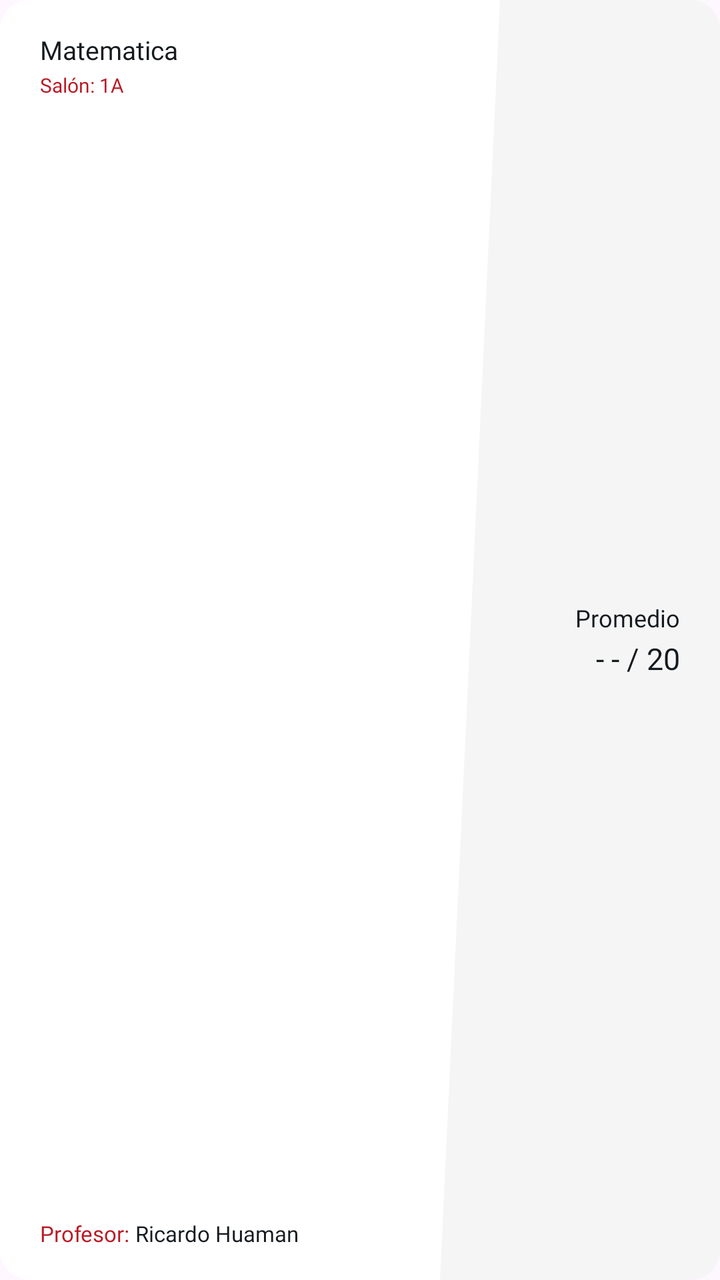
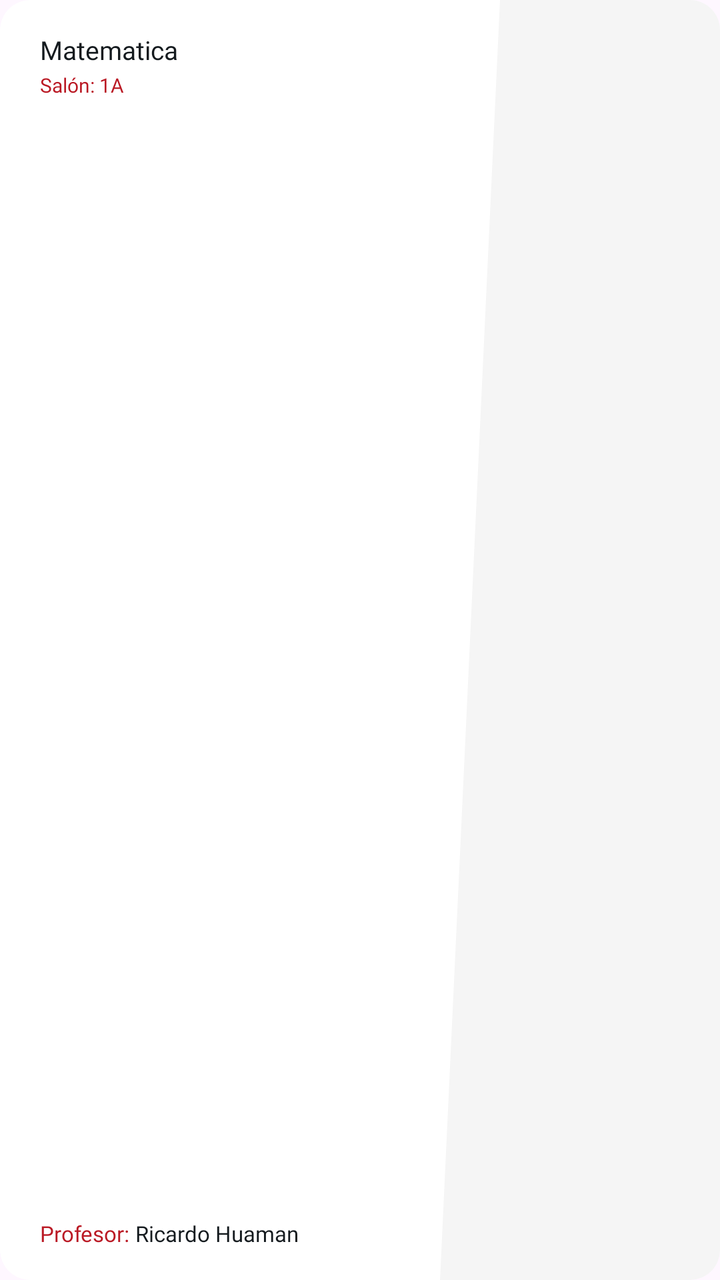

The first picture is an Android layout as it rendered before a commit; the second is the same layout after the commit. The layout source and the unified diff follow.
<!-- AndroidManifest.xml: application theme Theme.IEPeruanoSuizoAPP -->
<!-- res/layout/item_curso_card.xml -->
<?xml version="1.0" encoding="utf-8"?>
<androidx.cardview.widget.CardView xmlns:android="http://schemas.android.com/apk/res/android"
    xmlns:app="http://schemas.android.com/apk/res-auto"
    android:id="@+id/card_curso"
    android:layout_width="match_parent"
    android:layout_height="95dp"
    android:layout_marginBottom="12dp"
    android:clickable="true"
    android:focusable="true"
    android:foreground="?android:attr/selectableItemBackground"
    app:cardBackgroundColor="?attr/homeCardBackground"
    app:cardCornerRadius="15dp"
    app:cardElevation="0dp">

    <androidx.constraintlayout.widget.ConstraintLayout
        android:layout_width="match_parent"
        android:layout_height="match_parent">

        <ImageView
            android:id="@+id/bg_image"
            android:layout_width="140dp"
            android:layout_height="match_parent"
            android:scaleType="fitXY"
            android:src="@drawable/bg_course_grade"
            app:tint="?attr/homeContentBackground"
            app:layout_constraintBottom_toBottomOf="parent"
            app:layout_constraintEnd_toEndOf="parent"
            app:layout_constraintTop_toTopOf="parent" />

        <androidx.constraintlayout.widget.ConstraintLayout
            android:layout_width="match_parent"
            android:layout_height="match_parent"
            android:paddingHorizontal="20dp"
            android:paddingVertical="16dp">

            <TextView
                android:id="@+id/tv_course_name"
                android:layout_width="0dp"
                android:layout_height="wrap_content"
                android:fontFamily="@font/potanosansbold"
                android:text="Matematica"
                android:textColor="?attr/homeTextColorSebastian"
                android:textSize="13sp"
                app:layout_constraintEnd_toStartOf="@+id/ll_grade"
                app:layout_constraintStart_toStartOf="parent"
                app:layout_constraintTop_toTopOf="parent" />

            <TextView
                android:id="@+id/tv_salon"
                android:layout_width="wrap_content"
                android:layout_height="wrap_content"
                android:layout_marginTop="2dp"
                android:fontFamily="@font/pontanoregular"
                android:text="Salón: 1A"
                android:textColor="#BA1924"
                android:textSize="10sp"
                app:layout_constraintStart_toStartOf="parent"
                app:layout_constraintTop_toBottomOf="@+id/tv_course_name" />

            <LinearLayout
                android:id="@+id/ll_profesor"
                android:layout_width="wrap_content"
                android:layout_height="wrap_content"
                android:orientation="horizontal"
                app:layout_constraintBottom_toBottomOf="parent"
                app:layout_constraintStart_toStartOf="parent">

                <TextView
                    android:layout_width="wrap_content"
                    android:layout_height="wrap_content"
                    android:fontFamily="@font/pontanoregular"
                    android:text="Profesor: "
                    android:textColor="#BA1924"
                    android:textSize="11sp" />

                <TextView
                    android:id="@+id/tv_profesor_name"
                    android:layout_width="wrap_content"
                    android:layout_height="wrap_content"
                    android:fontFamily="@font/pontanoregular"
                    android:text="Ricardo Huaman"
                    android:textColor="?attr/homeTextColorSebastian"
                    android:textSize="11sp" />
            </LinearLayout>

            <LinearLayout
                android:id="@+id/ll_grade"
                android:layout_width="100dp"
                android:layout_height="wrap_content"
                android:gravity="end"
                android:orientation="vertical"
                app:layout_constraintBottom_toBottomOf="parent"
                app:layout_constraintEnd_toEndOf="parent"
                app:layout_constraintTop_toTopOf="parent">

                <TextView
                    android:layout_width="wrap_content"
                    android:layout_height="wrap_content"
                    android:fontFamily="@font/leaguespartanmedium"
                    android:text="Promedio"
                    android:textColor="?attr/homeTextColorSebastian"
                    android:textSize="12sp" />

                <TextView
                    android:id="@+id/tv_promedio"
                    android:layout_width="wrap_content"
                    android:layout_height="wrap_content"
                    android:layout_marginTop="2dp"
                    android:fontFamily="@font/leaguespartanbold"
                    android:text="- - / 20"
                    android:textColor="?attr/homeTextColorSebastian"
                    android:textSize="15sp" />
            </LinearLayout>
        </androidx.constraintlayout.widget.ConstraintLayout>
    </androidx.constraintlayout.widget.ConstraintLayout>
</androidx.cardview.widget.CardView>
<!-- resources referenced by this layout -->
<resources>
  <!-- drawable bg_course_grade (drawable) -->
  <vector xmlns:android="http://schemas.android.com/apk/res/android"
      android:width="140dp"
      android:height="100dp"
      android:viewportWidth="140"
      android:viewportHeight="100">
      <path
          android:fillColor="#F0F0F0"
          android:pathData="M30,0 L140,0 L140,100 L0,100 Z" />
  </vector>
  <style name="Theme.IEPeruanoSuizoAPP" parent="Base.Theme.IEPeruanoSuizoAPP" />
  <style name="Base.Theme.IEPeruanoSuizoAPP" parent="Theme.Material3.DayNight.NoActionBar">
          
          <item name="colorPrimary">@color/inputcolorgris</item>
  
          
          <item name="android:autofilledHighlight">@android:color/transparent</item>
  
          
          <item name="homeHeaderBackground">@color/white</item>
          <item name="homeContentBackground">#F5F5F5</item>
          <item name="homeCardBackground">@color/white</item>
          <item name="homeTextColorSebastian">#141A1E</item>
          <item name="homeTextColorTitles">#263238</item>
          <item name="homeTextColorCardLabel">#455A64</item>
          <item name="drawerBackground">#6D2932</item>
          <item name="bottomNavBackground">@color/white</item>
      </style>
  <color name="inputcolorgris">#90A5B4</color>
  <color name="white">#FFFFFFFF</color>
</resources>

<!-- the commit's change to res/layout/item_curso_card.xml (unified diff, before → after) -->
@@ -41,7 +41,7 @@
                 android:text="Matematica"
                 android:textColor="?attr/homeTextColorSebastian"
                 android:textSize="13sp"
-                app:layout_constraintEnd_toStartOf="@+id/ll_grade"
+                app:layout_constraintEnd_toEndOf="parent"
                 app:layout_constraintStart_toStartOf="parent"
                 app:layout_constraintTop_toTopOf="parent" />
 
@@ -83,34 +83,6 @@
                     android:textSize="11sp" />
             </LinearLayout>
 
-            <LinearLayout
-                android:id="@+id/ll_grade"
-                android:layout_width="100dp"
-                android:layout_height="wrap_content"
-                android:gravity="end"
-                android:orientation="vertical"
-                app:layout_constraintBottom_toBottomOf="parent"
-                app:layout_constraintEnd_toEndOf="parent"
-                app:layout_constraintTop_toTopOf="parent">
-
-                <TextView
-                    android:layout_width="wrap_content"
-                    android:layout_height="wrap_content"
-                    android:fontFamily="@font/leaguespartanmedium"
-                    android:text="Promedio"
-                    android:textColor="?attr/homeTextColorSebastian"
-                    android:textSize="12sp" />
-
-                <TextView
-                    android:id="@+id/tv_promedio"
-                    android:layout_width="wrap_content"
-                    android:layout_height="wrap_content"
-                    android:layout_marginTop="2dp"
-                    android:fontFamily="@font/leaguespartanbold"
-                    android:text="- - / 20"
-                    android:textColor="?attr/homeTextColorSebastian"
-                    android:textSize="15sp" />
-            </LinearLayout>
         </androidx.constraintlayout.widget.ConstraintLayout>
     </androidx.constraintlayout.widget.ConstraintLayout>
 </androidx.cardview.widget.CardView>
